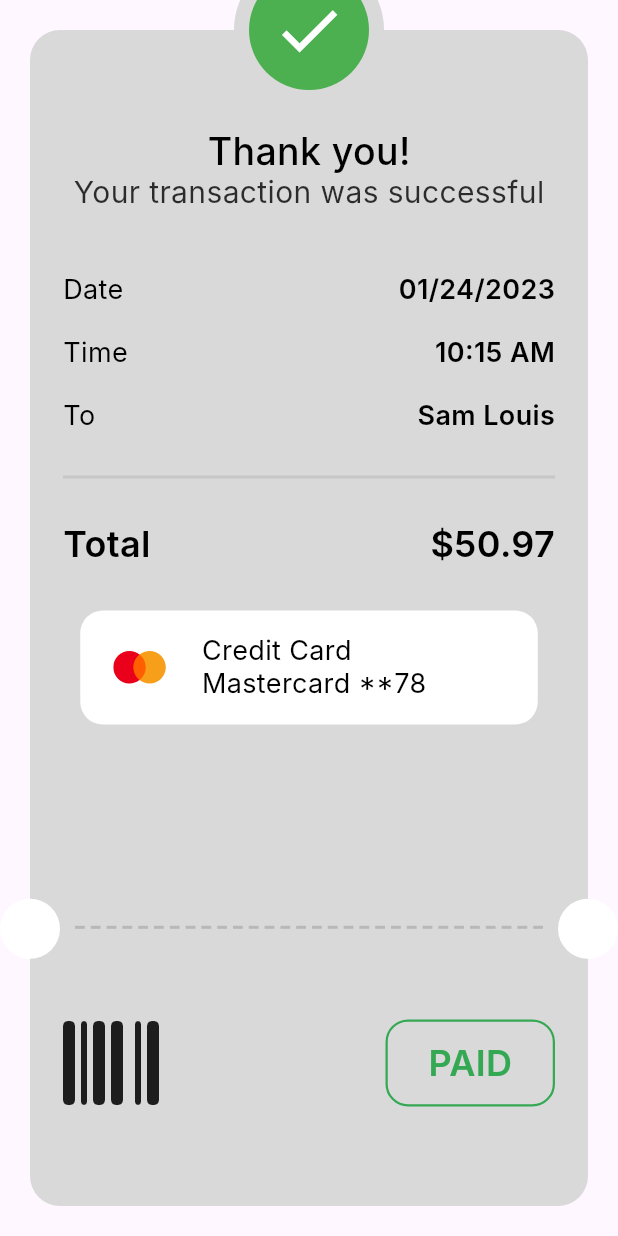
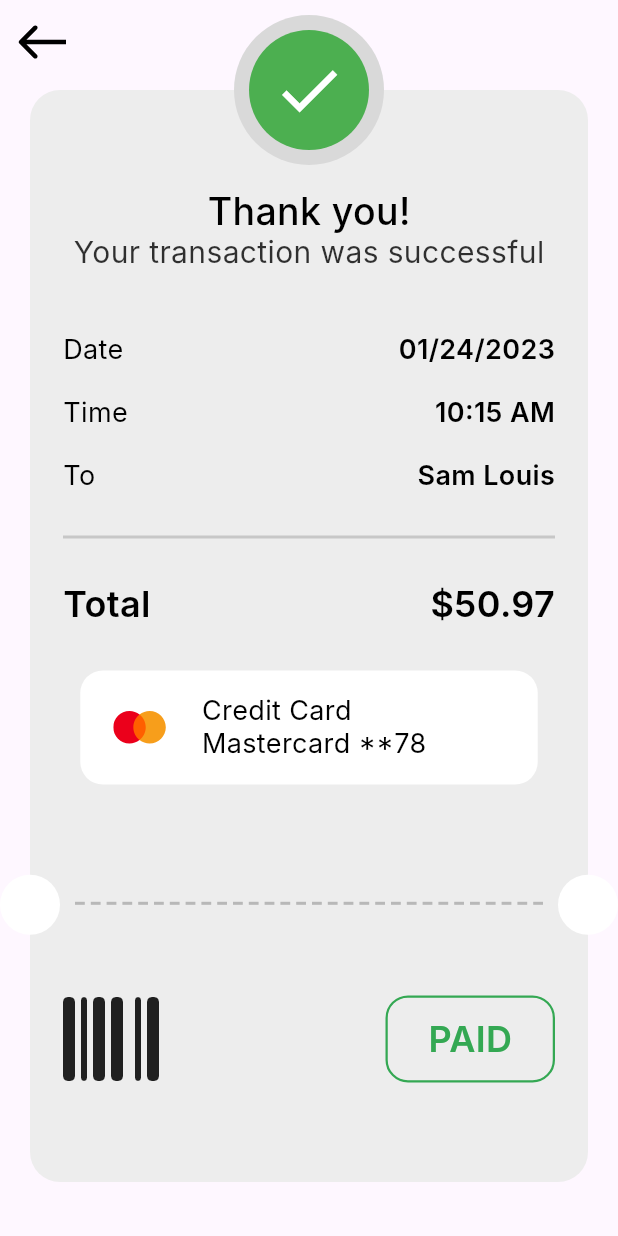
Before and after one commit to mohamdelbehairy/checkout-payment-app, a Flutter app: the ThankYouView screen opened directly, on a phone screen of 412 x 824 dp. Run offline on Flutter 3.47's test engine with Material 3 defaults, Android fonts, the phone set to English and light mode, and no system bars; our stand-ins replace flutter_credit_card, flutter_svg, font_awesome_flutter; Roboto replaces fonts that are missing (Inter).

Commit message:
finish thank you view

```diff
--- a/lib/core/widgets/build_app_bar.dart
+++ b/lib/core/widgets/build_app_bar.dart
@@ -4,12 +4,12 @@ import 'package:flutter_svg/svg.dart';
 import '../utils/assets.dart';
 import '../utils/styles.dart';
 
-AppBar buildAppBar({required String title}) {
+AppBar buildAppBar({ String? title}) {
     return AppBar(
       backgroundColor: Colors.transparent,
       elevation: 0.0,
       centerTitle: true,
-      title: Text(title, style: Styles.styleMedium25),
+      title: Text(title ?? "", style: Styles.styleMedium25),
       leading: Center(child: SvgPicture.asset(Assets.imagesArrow)),
     );
   }
--- a/lib/features/checkout/presentation/views/thank_you_view.dart
+++ b/lib/features/checkout/presentation/views/thank_you_view.dart
@@ -1,3 +1,4 @@
+import 'package:checkout_payment_ui/core/widgets/build_app_bar.dart';
 import 'package:checkout_payment_ui/features/checkout/presentation/widgets/thank_you_view_body.dart';
 import 'package:flutter/material.dart';
 
@@ -6,8 +7,11 @@ class ThankYouView extends StatelessWidget {
 
   @override
   Widget build(BuildContext context) {
-    return const Scaffold(
-      body: ThankYouViewBody(),
+    return  Scaffold(
+      appBar: buildAppBar(),
+      body: Transform.translate(
+        offset: const Offset(0, -16),
+        child: const ThankYouViewBody()),
     );
   }
 }
--- a/lib/features/checkout/presentation/widgets/thank_you_card.dart
+++ b/lib/features/checkout/presentation/widgets/thank_you_card.dart
@@ -14,7 +14,7 @@ class ThankYouCard extends StatelessWidget {
     return Container(
         width: double.infinity,
         decoration: BoxDecoration(
-            color: const Color(0xffD9D9D9),
+            color: const Color(0xffEDEDED),
             borderRadius: BorderRadius.circular(20)),
         child: Padding(
           padding: const EdgeInsets.only(top: 50 + 16, left: 22, right: 22),
```
